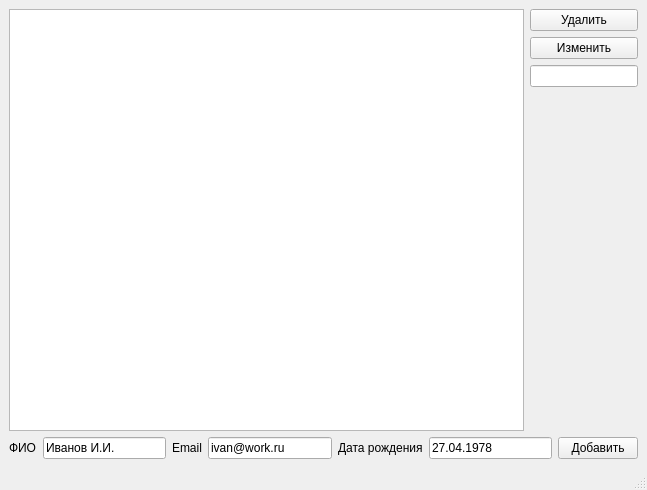
Above: src/phonebookmanager.ui from unitedtimur/PhoneBook before the change. Below: the same form after it.
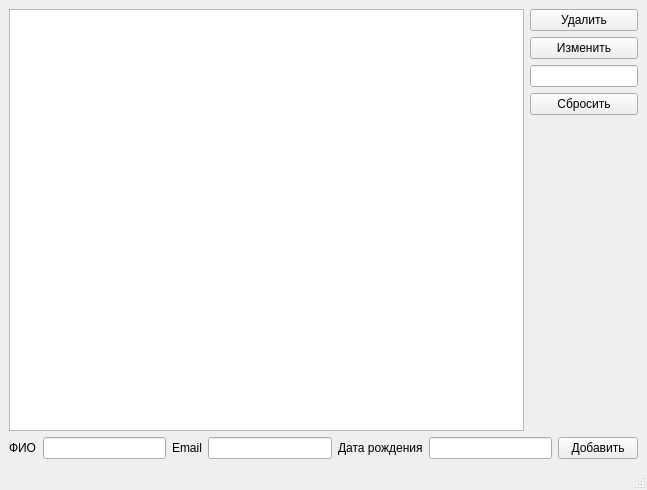
That is the form after the change.

Diff of the .ui file:
```diff
--- a/src/phonebookmanager.ui
+++ b/src/phonebookmanager.ui
@@ -46,6 +46,13 @@
           </property>
          </widget>
         </item>
+        <item>
+         <widget class="QPushButton" name="resetButton">
+          <property name="text">
+           <string>Сбросить</string>
+          </property>
+         </widget>
+        </item>
         <item>
          <spacer name="verticalSpacer">
           <property name="orientation">
@@ -75,7 +82,7 @@
       <item>
        <widget class="QLineEdit" name="fullname">
         <property name="text">
-         <string>Иванов И.И.</string>
+         <string/>
         </property>
        </widget>
       </item>
@@ -89,7 +96,7 @@
       <item>
        <widget class="QLineEdit" name="email">
         <property name="text">
-         <string>ivan@work.ru</string>
+         <string/>
         </property>
        </widget>
       </item>
@@ -103,7 +110,7 @@
       <item>
        <widget class="QLineEdit" name="birthday">
         <property name="text">
-         <string>27.04.1978</string>
+         <string/>
         </property>
        </widget>
       </item>
```
